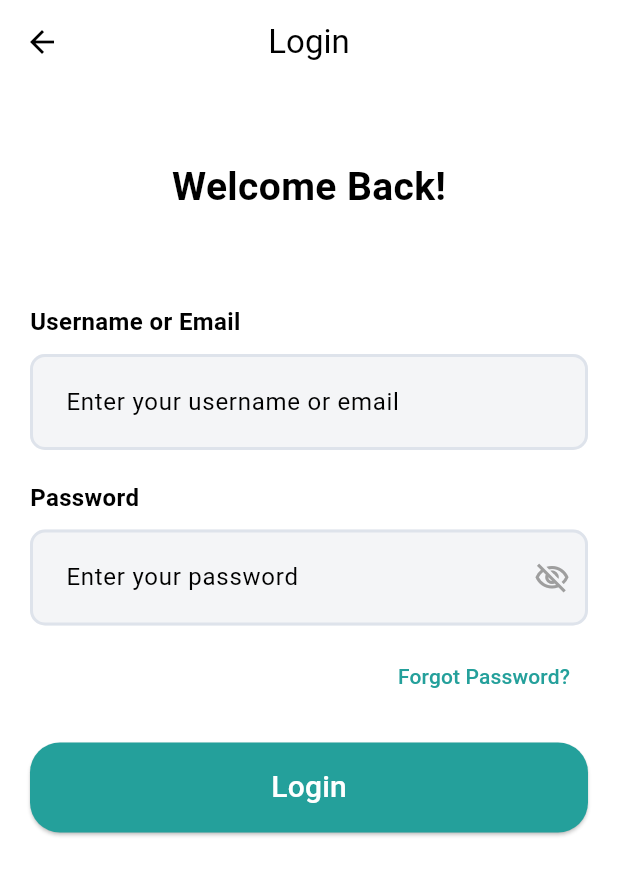
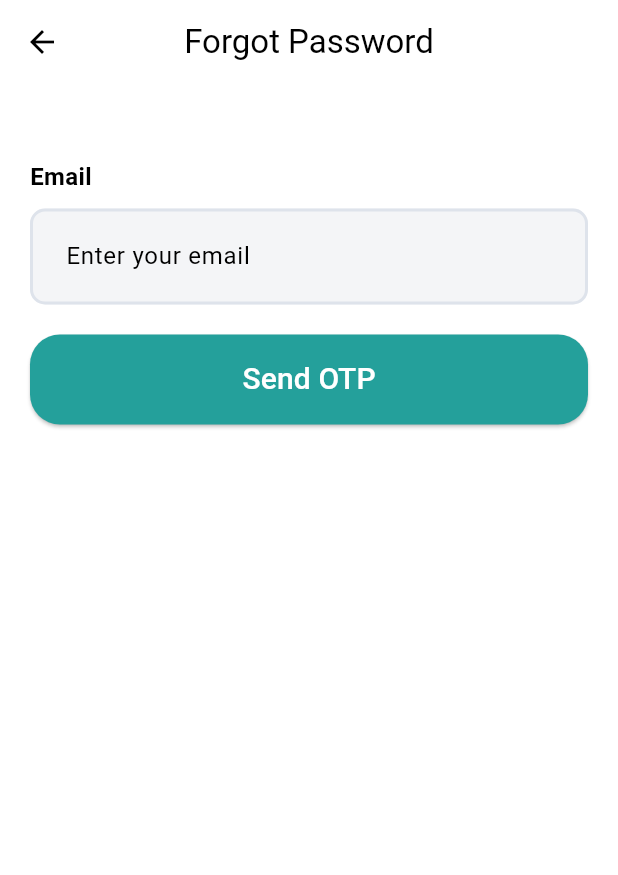
Before and after one commit to ZouheirN/Flutter_To-Do_App, a Flutter app: the LoginScreen screen opened directly, after a tap on "Forgot Password?", on a phone screen of 412 x 824 dp. Shown: the top 875 px of the screen. Run offline on Flutter 3.47's test engine with Material 2 defaults, Android fonts, the phone set to English and light mode, and no system bars; our stand-ins replace google_nav_bar, hive, hive_flutter, introduction_screen, otp_text_field; missing offline and left inert: bcrypt, count_down_time; accounts and stored records are empty; network calls fail.

Commit message:
forgot password screen and basic encryption for login password

```diff
--- /dev/null
+++ b/lib/screens/forgot_password_screen.dart
@@ -0,0 +1,161 @@
+import 'package:flutter/material.dart';
+import 'package:otp_text_field/otp_field.dart';
+import 'package:otp_text_field/otp_field_style.dart';
+import 'package:otp_text_field/style.dart';
+import 'package:todo_app/widgets/buttons.dart';
+
+class ForgotPasswordScreen extends StatefulWidget {
+  const ForgotPasswordScreen({super.key});
+
+  @override
+  State<ForgotPasswordScreen> createState() => _ForgotPasswordScreenState();
+}
+
+class _ForgotPasswordScreenState extends State<ForgotPasswordScreen> {
+  final _emailController = TextEditingController();
+  bool _isLoading = false;
+  bool _OTPSent = false;
+  String _status = '';
+
+  Future<void> _sendOTP() async {
+    if (_isLoading) return;
+
+    setState(() {
+      _isLoading = true;
+    });
+
+    //TODO send OTP to email
+
+    await Future.delayed(Duration(seconds: 2));
+
+    setState(() {
+      _isLoading = false;
+      _OTPSent = true;
+    });
+  }
+
+  Future<void> _checkOTP(pin) async {
+    setState(() {
+      _status = 'Checking OTP...';
+    });
+
+    //TODO logic for checking OTP
+
+    //Delay for 2 sec
+    await Future.delayed(const Duration(seconds: 2));
+
+    setState(() {
+      _status = 'Wrong OTP. Try again';
+    });
+
+    setState(() {
+      _status = 'Password has been successfully reset! Please login again';
+    });
+  }
+
+  @override
+  Widget build(BuildContext context) {
+    return Scaffold(
+      appBar: AppBar(
+        title: const Text('Forgot Password'),
+        centerTitle: true,
+      ),
+      body: Padding(
+        padding:
+            const EdgeInsets.only(top: 50, bottom: 20, right: 20, left: 20),
+        child: SingleChildScrollView(
+          child: Column(
+            crossAxisAlignment: CrossAxisAlignment.start,
+            children: [
+              const Text(
+                'Email',
+                style: TextStyle(fontSize: 16, fontWeight: FontWeight.bold),
+              ),
+              const SizedBox(height: 10),
+              TextFormField(
+                controller: _emailController,
+                decoration: const InputDecoration(
+                  contentPadding:
+                      EdgeInsets.symmetric(vertical: 20, horizontal: 20),
+                  filled: true,
+                  fillColor: Color(0xFFF4F5F7),
+                  hintText: 'Enter your email',
+                  border: OutlineInputBorder(
+                    borderRadius: BorderRadius.all(Radius.circular(10)),
+                  ),
+                  enabledBorder: OutlineInputBorder(
+                    borderRadius: BorderRadius.all(Radius.circular(10)),
+                    borderSide: BorderSide(color: Color(0xFFDEE3EB), width: 2),
+                  ),
+                ),
+              ),
+              const SizedBox(height: 20),
+              if (!_OTPSent)
+                PrimaryButton(
+                  text: 'Send OTP',
+                  onPressed: _sendOTP,
+                  isLoading: _isLoading,
+                )
+              else
+                const SecondaryButton(text: 'OTP SENT', onPressed: null),
+              const SizedBox(height: 20),
+              if (_OTPSent)
+                Column(
+                  crossAxisAlignment: CrossAxisAlignment.start,
+                  children: [
+                    const Text(
+                      'If an account matches the email address, an email will be sent with the OTP.',
+                      textAlign: TextAlign.center,
+                      style: TextStyle(
+                        fontSize: 16,
+                      ),
+                    ),
+                    const SizedBox(height: 20),
+                    OTPTextField(
+                      length: 5,
+                      otpFieldStyle: OtpFieldStyle(
+                        backgroundColor: const Color(0xFFF4F5F7),
+                        borderColor: const Color(0xFFDEE3EB),
+                        focusBorderColor: const Color(0xFF24A09B),
+                      ),
+                      width: MediaQuery.of(context).size.width,
+                      fieldWidth: 40,
+                      style: const TextStyle(
+                        fontSize: 18,
+                        fontWeight: FontWeight.w700,
+                      ),
+                      textFieldAlignment: MainAxisAlignment.spaceAround,
+                      fieldStyle: FieldStyle.box,
+                      onChanged: (s) {
+                        if (s.length < 5) {
+                          setState(() {
+                            _status = '';
+                          });
+                        }
+                      },
+                      onCompleted: _checkOTP,
+                    ),
+                    const SizedBox(height: 50),
+                    Align(
+                      alignment: Alignment.center,
+                      child: Text(
+                        _status,
+                        textAlign: TextAlign.center,
+                        style: TextStyle(
+                          color: _status == 'Wrong OTP. Try again'
+                              ? Colors.red
+                              : Theme.of(context).primaryColor,
+                          fontSize: 18,
+                          fontWeight: FontWeight.bold,
+                        ),
+                      ),
+                    ),
+                  ],
+                ),
+            ],
+          ),
+        ),
+      ),
+    );
+  }
+}
--- a/lib/screens/login_screen.dart
+++ b/lib/screens/login_screen.dart
@@ -1,4 +1,8 @@
+import 'dart:math';
+
+import 'package:bcrypt/bcrypt.dart';
 import 'package:flutter/material.dart';
+import 'package:todo_app/screens/forgot_password_screen.dart';
 import 'package:todo_app/screens/otp_screen.dart';
 import 'package:todo_app/services/user_info_crud.dart';
 import 'package:todo_app/widgets/buttons.dart';
@@ -28,7 +32,13 @@ class _LoginScreenState extends State<LoginScreen> {
       });
 
       final usernameOrEmail = _usernameOrEmailController.text.trim();
-      // final password = _passwordController.text;
+      final password = _passwordController.text;
+
+      // Hash the password
+      final String hashedPassword = BCrypt.hashpw(
+          password, BCrypt.gensalt(secureRandom: Random(password.length)));
+      print('Password: $password');
+      print('Hashed Password: $hashedPassword');
 
       //TODO check if credentials are correct
 
@@ -43,16 +53,16 @@ class _LoginScreenState extends State<LoginScreen> {
       }
 
       //TODO Check if user enabled 2FA
-      bool is2FAEnabled = true;
+      bool? is2FAEnabled;
 
       setState(() {
         _isLoading = false;
       });
 
       // if user enabled 2fa, then move to otp. If not, then save userInfo and move to home
-      if (is2FAEnabled) {
+      if (is2FAEnabled!) {
         if (context.mounted) {
-          Navigator.of(context).pushReplacement(
+          Navigator.of(context).push(
             MaterialPageRoute(
               builder: (context) => OTPScreen(
                 username: usernameOrEmail,
@@ -76,7 +86,8 @@ class _LoginScreenState extends State<LoginScreen> {
   }
 
   void _forgetPassword() {
-    //TODO Forgot Password
+    Navigator.of(context).push(
+        MaterialPageRoute(builder: (context) => const ForgotPasswordScreen()));
   }
 
   @override
--- a/lib/widgets/buttons.dart
+++ b/lib/widgets/buttons.dart
@@ -34,7 +34,7 @@ class PrimaryButton extends StatelessWidget {
 
 class SecondaryButton extends StatelessWidget {
   final String text;
-  final Function onPressed;
+  final Function? onPressed;
   final bool isLoading;
 
   const SecondaryButton(
@@ -46,7 +46,7 @@ class SecondaryButton extends StatelessWidget {
   @override
   Widget build(BuildContext context) {
     return ElevatedButton(
-      onPressed: () => onPressed(),
+      onPressed: onPressed == null ? null : () => onPressed!(),
       style: ElevatedButton.styleFrom(
         backgroundColor: const Color(0xFFFDFDFD),
         minimumSize: const Size(double.infinity, 60),
--- a/pubspec.yaml
+++ b/pubspec.yaml
@@ -41,6 +41,7 @@ dependencies:
   hive:
   hive_flutter:
   introduction_screen: ^3.1.12
+  bcrypt: ^1.1.3
 
 dev_dependencies:
   flutter_test:
```
Also changed, not shown: pubspec.lock.
